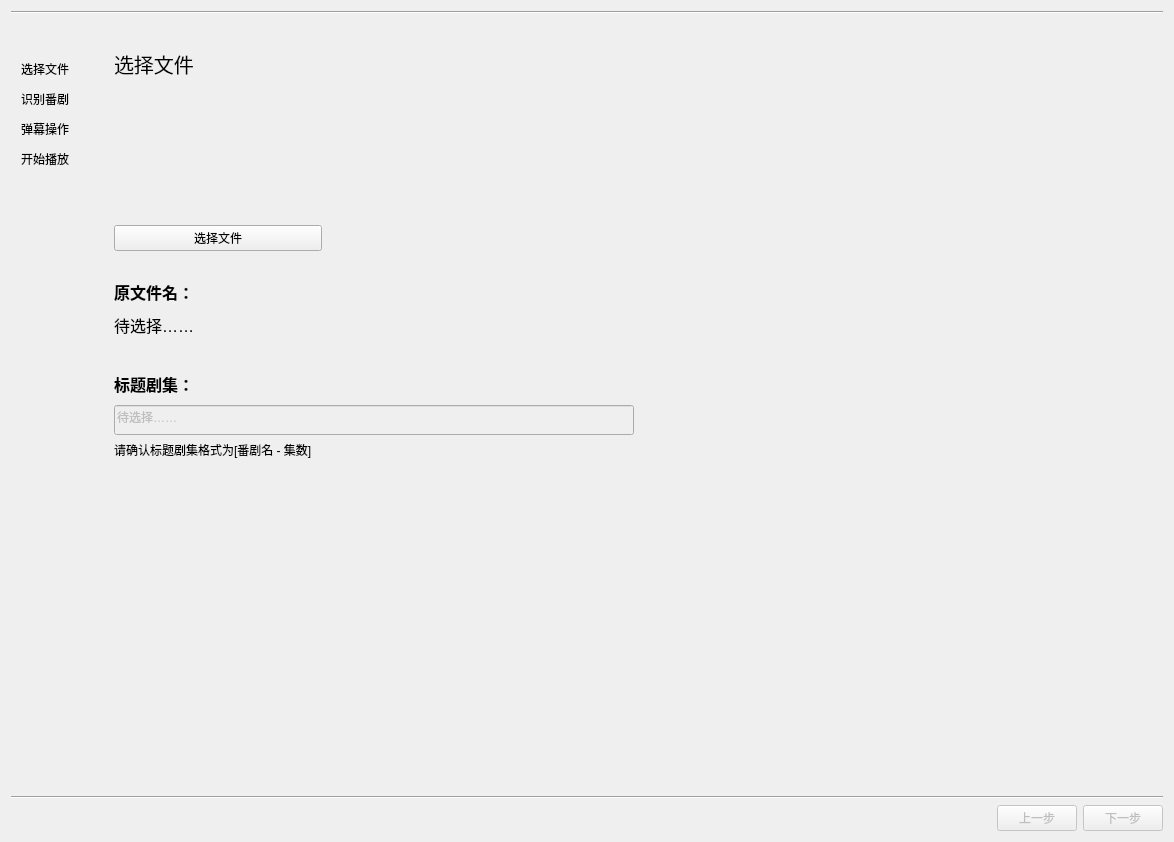
First picture: the form in identifywindow.ui, repository Zao-chen/ZcAnimeDanmuTool, before the edit.
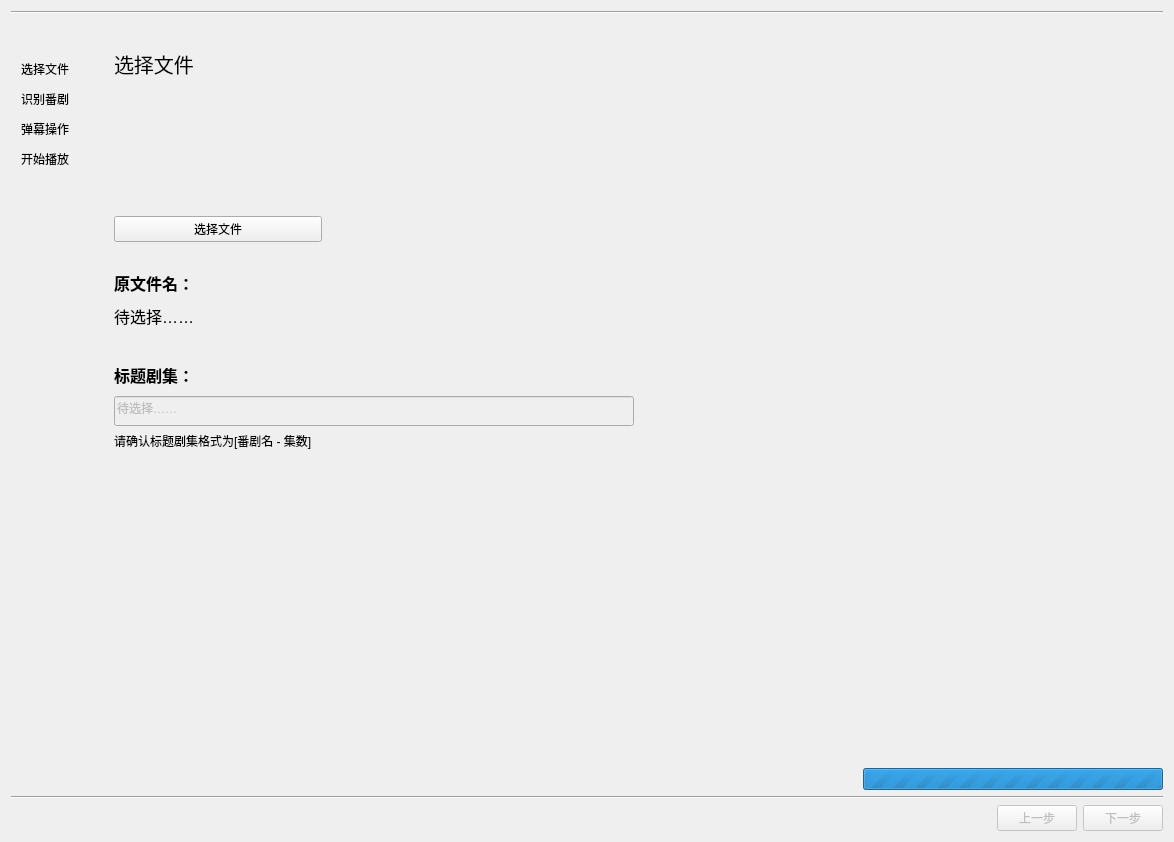
Second picture: the form after the edit. Custom widgets are drawn as their Qt base class.

Commit message: [feat] 新增加载界面防止快速点击导致bug

The edit to the form file:
```diff
--- a/identifywindow.ui
+++ b/identifywindow.ui
@@ -592,6 +592,54 @@
        </item>
       </layout>
      </item>
+     <item>
+      <layout class="QHBoxLayout" name="horizontalLayout_7">
+       <property name="topMargin">
+        <number>0</number>
+       </property>
+       <item>
+        <spacer name="horizontalSpacer_4">
+         <property name="orientation">
+          <enum>Qt::Orientation::Horizontal</enum>
+         </property>
+         <property name="sizeHint" stdset="0">
+          <size>
+           <width>40</width>
+           <height>20</height>
+          </size>
+         </property>
+        </spacer>
+       </item>
+       <item>
+        <widget class="ElaProgressBar" name="progressBar">
+         <property name="sizePolicy">
+          <sizepolicy hsizetype="Fixed" vsizetype="Fixed">
+           <horstretch>1</horstretch>
+           <verstretch>0</verstretch>
+          </sizepolicy>
+         </property>
+         <property name="maximumSize">
+          <size>
+           <width>300</width>
+           <height>16777215</height>
+          </size>
+         </property>
+         <property name="maximum">
+          <number>0</number>
+         </property>
+         <property name="value">
+          <number>-1</number>
+         </property>
+         <property name="alignment">
+          <set>Qt::AlignmentFlag::AlignRight|Qt::AlignmentFlag::AlignTrailing|Qt::AlignmentFlag::AlignVCenter</set>
+         </property>
+         <property name="textVisible">
+          <bool>false</bool>
+         </property>
+        </widget>
+       </item>
+      </layout>
+     </item>
      <item>
       <widget class="Line" name="line">
        <property name="orientation">
@@ -659,6 +707,11 @@
    <extends>QLineEdit</extends>
    <header location="global">elalineedit.h</header>
   </customwidget>
+  <customwidget>
+   <class>ElaProgressBar</class>
+   <extends>QProgressBar</extends>
+   <header location="global">elaprogressbar.h</header>
+  </customwidget>
  </customwidgets>
  <resources/>
  <connections/>
```
The commit also changes 2 other files.
